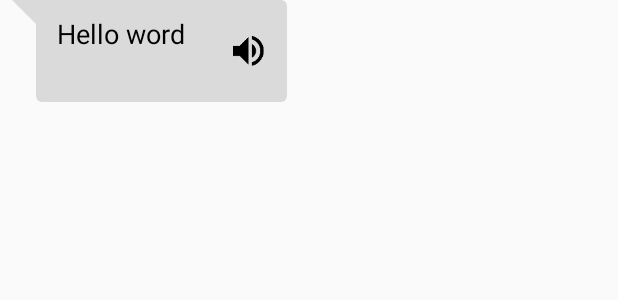
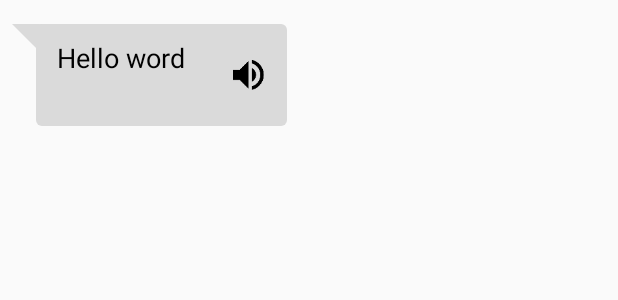
Before and after one commit to VasylGladkyy/AndroidVoiceLanguageAssistant, an Android app: the layout chat_left.xml on its own in the app's theme, with its tools: preview values and no code run, on a phone screen of 412 x 824 dp. Shown: the top 300 px of the screen. Run offline under Robolectric (Android 15) with nearby library versions, the light colour scheme and no system bars; Roboto replaces fonts that are not available here.

Commit message:
add padding top for chat_left Layout

```diff
--- a/app/src/main/res/layout/chat_left.xml
+++ b/app/src/main/res/layout/chat_left.xml
@@ -7,6 +7,7 @@
     <LinearLayout
         android:layout_width="wrap_content"
         android:layout_height="wrap_content"
+        android:layout_marginTop="16dp"
         android:layout_marginLeft="8dp"
         android:layout_marginRight="50dp"
         android:background="@drawable/chat_box_left"
```
